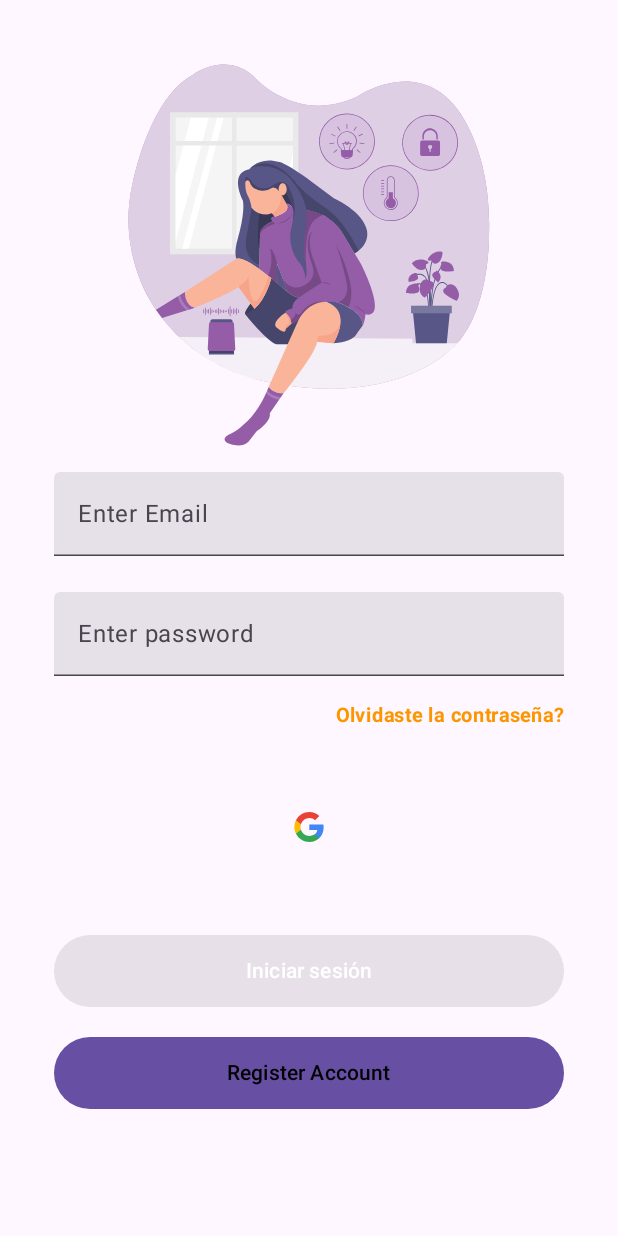
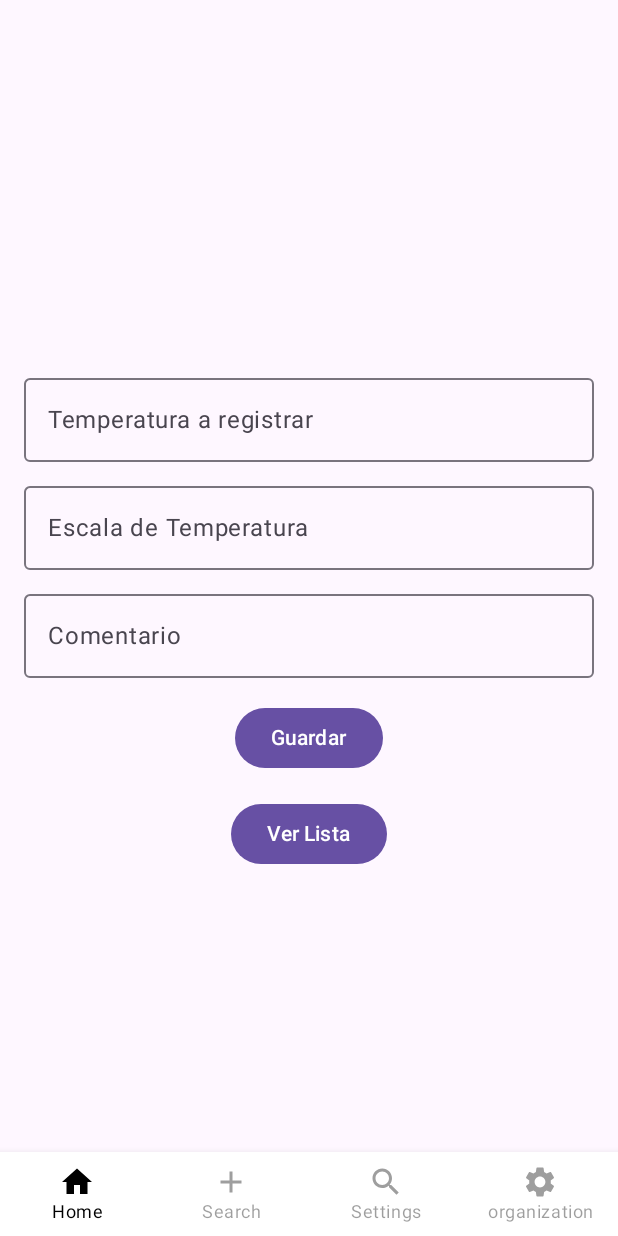
Before and after one commit to limpker10/ProyectoFinalDANP, an Android app built with Jetpack Compose: the screen it shows after launch (MainActivity), on a phone screen of 412 x 824 dp. Run offline under Robolectric (Android 15) with nearby library versions, the phone set to English and light mode, and no system bars.

```diff
--- a/app/src/main/java/com/unsa/edu/proyectofinaldanp/ui/navigation/login/LoginApplication.kt
+++ b/app/src/main/java/com/unsa/edu/proyectofinaldanp/ui/navigation/login/LoginApplication.kt
@@ -12,17 +12,18 @@ import com.unsa.edu.proyectofinaldanp.ui.screens.login.LoginScreen
 import com.unsa.edu.proyectofinaldanp.ui.screens.login.LoginViewModel
 import com.unsa.edu.proyectofinaldanp.ui.screens.register.RegisterScreen
 import com.unsa.edu.proyectofinaldanp.ui.screens.ResetPassword.ResetScreen
+import com.unsa.edu.proyectofinaldanp.ui.screens.main.MainScreen
 import com.unsa.edu.proyectofinaldanp.ui.screens.register.RegisterViewModel
 
 @Composable
 fun LoginApplication(){
     val navController = rememberNavController()
 
-    NavHost(navController = navController, startDestination = "login_page", builder = {
+    NavHost(navController = navController, startDestination = "Home_page", builder = {
         composable("login_page", content = { LoginScreen(LoginViewModel(), navController = navController) })
         composable("register_page", content = { RegisterScreen(RegisterViewModel(), navController = navController) })
         composable("reset_page", content = { ResetScreen(navController = navController) })
-        composable("Home_page", content = { HomeScreen(HomeViewModel(),navController = navController) })
+        composable("Home_page", content = { MainScreen()})
         composable("TempList", content = { DataItemScreen(DataItemViewModel())})
 
     })
--- a/app/src/main/java/com/unsa/edu/proyectofinaldanp/ui/screens/login/LoginScreen.kt
+++ b/app/src/main/java/com/unsa/edu/proyectofinaldanp/ui/screens/login/LoginScreen.kt
@@ -1,6 +1,7 @@
 package com.unsa.edu.proyectofinaldanp.ui.screens.login
 
 import android.util.Log
+import android.widget.Toast
 import androidx.activity.compose.rememberLauncherForActivityResult
 import androidx.activity.result.contract.ActivityResultContracts
 import androidx.compose.runtime.Composable
@@ -97,7 +98,8 @@ fun OthersAuth(modifier: Modifier, viewModel: LoginViewModel, navController: Nav
                 navController.navigate("Home_page")
             }
         }catch (ex:Exception) {
-            Log.d("loggin","googlesignin fallo")
+            Log.e("loggin","google signin fallo", ex)
+            Toast.makeText(context, "Google : Fallo auhtenticacion ", Toast.LENGTH_SHORT).show()
         }
     }
 
--- /dev/null
+++ b/app/src/main/java/com/unsa/edu/proyectofinaldanp/ui/screens/main/MainScreen.kt
@@ -0,0 +1,82 @@
+package com.unsa.edu.proyectofinaldanp.ui.screens.main
+
+import android.annotation.SuppressLint
+import androidx.compose.foundation.layout.RowScope
+import androidx.compose.material.*
+import androidx.compose.material3.ExperimentalMaterial3Api
+import androidx.compose.material3.Scaffold
+import androidx.compose.runtime.Composable
+import androidx.compose.runtime.getValue
+import androidx.navigation.NavDestination
+import androidx.navigation.NavDestination.Companion.hierarchy
+import androidx.navigation.NavGraph.Companion.findStartDestination
+import androidx.navigation.NavHostController
+import androidx.navigation.compose.currentBackStackEntryAsState
+import androidx.navigation.compose.rememberNavController
+import com.unsa.edu.proyectofinaldanp.ui.screens.main.bottonBar.BottomBarScreen
+import com.unsa.edu.proyectofinaldanp.ui.screens.main.bottonBar.BottomNavGraph
+
+
+@SuppressLint("UnusedMaterial3ScaffoldPaddingParameter")
+@OptIn(ExperimentalMaterial3Api::class)
+@Composable
+fun MainScreen() {
+    val navController = rememberNavController()
+    Scaffold(
+        bottomBar = { BottomBar(navController = navController) }
+    ) {
+        BottomNavGraph(navController = navController)
+    }
+}
+
+
+@Composable
+fun BottomBar(navController: NavHostController) {
+    val screens = listOf(
+        BottomBarScreen.Home,
+        BottomBarScreen.Profile,
+        BottomBarScreen.Settings,
+        BottomBarScreen.MyOrganization,
+    )
+    val navBackStackEntry by navController.currentBackStackEntryAsState()
+    val currentDestination = navBackStackEntry?.destination
+
+    BottomNavigation (backgroundColor = MaterialTheme.colors.onPrimary){
+        screens.forEach { screen ->
+            AddItem(
+                screen = screen,
+                currentDestination = currentDestination,
+                navController = navController
+            )
+        }
+    }
+}
+
+@Composable
+fun RowScope.AddItem(
+    screen: BottomBarScreen,
+    currentDestination: NavDestination?,
+    navController: NavHostController
+) {
+    BottomNavigationItem(
+        label = {
+            Text(text = screen.title)
+        },
+        icon = {
+            Icon(
+                imageVector = screen.icon,
+                contentDescription = "Navigation Icon"
+            )
+        },
+        selected = currentDestination?.hierarchy?.any {
+            it.route == screen.route
+        } == true,
+        unselectedContentColor = LocalContentColor.current.copy(alpha = ContentAlpha.disabled),
+        onClick = {
+            navController.navigate(screen.route) {
+                popUpTo(navController.graph.findStartDestination().id)
+                launchSingleTop = true
+            }
+        }
+    )
+}
--- /dev/null
+++ b/app/src/main/java/com/unsa/edu/proyectofinaldanp/ui/screens/main/bottonBar/BottomBarScreen.kt
@@ -0,0 +1,39 @@
+package com.unsa.edu.proyectofinaldanp.ui.screens.main.bottonBar
+
+import androidx.compose.material.icons.Icons
+import androidx.compose.material.icons.filled.Add
+import androidx.compose.material.icons.filled.Home
+import androidx.compose.material.icons.filled.Person
+import androidx.compose.material.icons.filled.Search
+import androidx.compose.material.icons.filled.Settings
+import androidx.compose.ui.graphics.vector.ImageVector
+
+sealed class BottomBarScreen(
+    val route: String,
+    val title: String,
+    val icon: ImageVector
+) {
+    object Home : BottomBarScreen(
+        route = "home",
+        title = "Home",
+        icon = Icons.Default.Home
+    )
+
+    object Profile : BottomBarScreen(
+        route = "profile",
+        title = "Search",
+        icon = Icons.Default.Add
+    )
+
+    object Settings : BottomBarScreen(
+        route = "settings",
+        title = "Settings",
+        icon = Icons.Default.Search
+    )
+
+    object MyOrganization : BottomBarScreen(
+        route = "organization",
+        title = "organization",
+        icon = Icons.Default.Settings
+    )
+}
--- /dev/null
+++ b/app/src/main/java/com/unsa/edu/proyectofinaldanp/ui/screens/main/bottonBar/BottomNavGraph.kt
@@ -0,0 +1,30 @@
+package com.unsa.edu.proyectofinaldanp.ui.screens.main.bottonBar
+
+import androidx.compose.runtime.Composable
+import androidx.navigation.NavHostController
+import androidx.navigation.compose.NavHost
+import androidx.navigation.compose.composable
+import com.unsa.edu.proyectofinaldanp.ui.pagination.views.HomeScreen
+import com.unsa.edu.proyectofinaldanp.ui.pagination.views.HomeViewModel
+import com.unsa.edu.proyectofinaldanp.ui.screens.main.settings.SettingsScreen
+
+@Composable
+fun BottomNavGraph(navController: NavHostController) {
+    NavHost(
+        navController = navController,
+        startDestination = BottomBarScreen.Home.route
+    ) {
+        composable(route = BottomBarScreen.Home.route) {
+            HomeScreen(HomeViewModel(),navController = navController)
+        }
+//        composable(route = BottomBarScreen.Profile.route) {
+//            ProfileScreen()
+//        }
+        composable(route = BottomBarScreen.Settings.route) {
+            SettingsScreen()
+        }
+//        composable(route = BottomBarScreen.MyOrganization.route) {
+//            DonationScreen()
+//        }
+    }
+}
--- a/app/src/main/res/drawable/ic_google.xml
+++ b/app/src/main/res/drawable/ic_google.xml
@@ -1,6 +1,6 @@
 <vector xmlns:android="http://schemas.android.com/apk/res/android"
-    android:width="24dp"
-    android:height="24dp"
+    android:width="1024dp"
+    android:height="1024dp"
     android:viewportWidth="24"
     android:viewportHeight="24">
     <path
```
Also changed, not shown: app/build.gradle (+9 -0 lines), app/src/main/java/com/unsa/edu/proyectofinaldanp/components/Indicator.kt (added, +183 -0 lines), app/src/main/java/com/unsa/edu/proyectofinaldanp/components/LineChart.kt (added, +126 -0 lines), app/src/main/java/com/unsa/edu/proyectofinaldanp/components/ToggleButton.kt (added, +54 -0 lines), app/src/main/java/com/unsa/edu/proyectofinaldanp/mqtt/MqttConnection.kt (added, +106 -0 lines), app/src/main/java/com/unsa/edu/proyectofinaldanp/mqtt/SensorDataTemperature.kt (added, +18 -0 lines), app/src/main/java/com/unsa/edu/proyectofinaldanp/ui/screens/main/settings/SetingsScreen.kt (added, +75 -0 lines).
